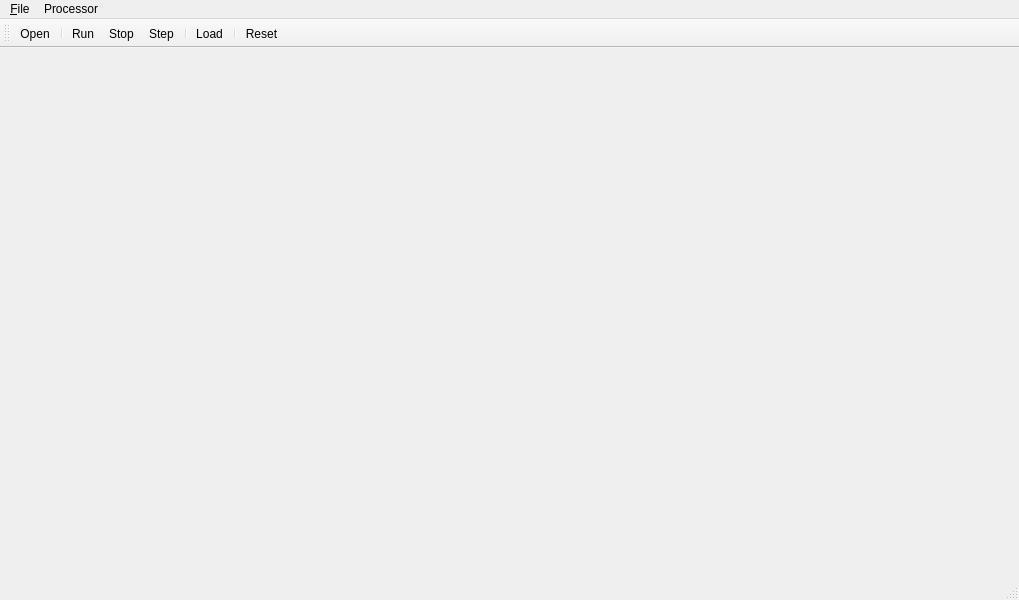
The window that mainwindow.ui (Mark-Clegg/EM1802) describes before a commit, drawn with Qt 5.
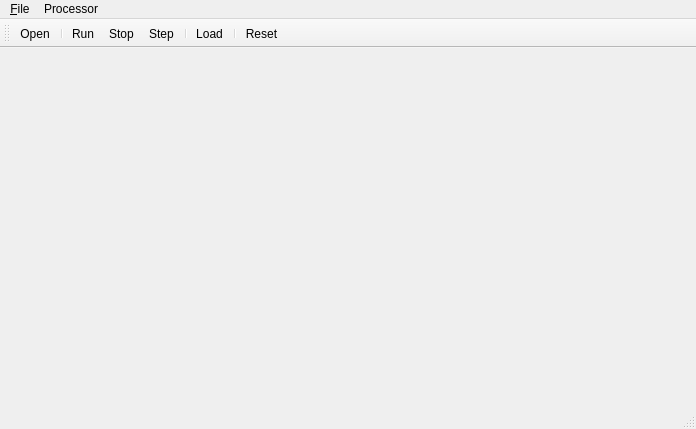
The same window after the commit. Icons and pictures are not drawn.

The edit to the form file:
```diff
--- a/mainwindow.ui
+++ b/mainwindow.ui
@@ -6,8 +6,8 @@
    <rect>
     <x>0</x>
     <y>0</y>
-    <width>1019</width>
-    <height>600</height>
+    <width>696</width>
+    <height>429</height>
    </rect>
   </property>
   <property name="windowTitle">
@@ -24,7 +24,7 @@
     <rect>
      <x>0</x>
      <y>0</y>
-     <width>1019</width>
+     <width>696</width>
      <height>22</height>
     </rect>
    </property>
```
Left out of the diff: 100 changed lines with no effect on the pictures.
